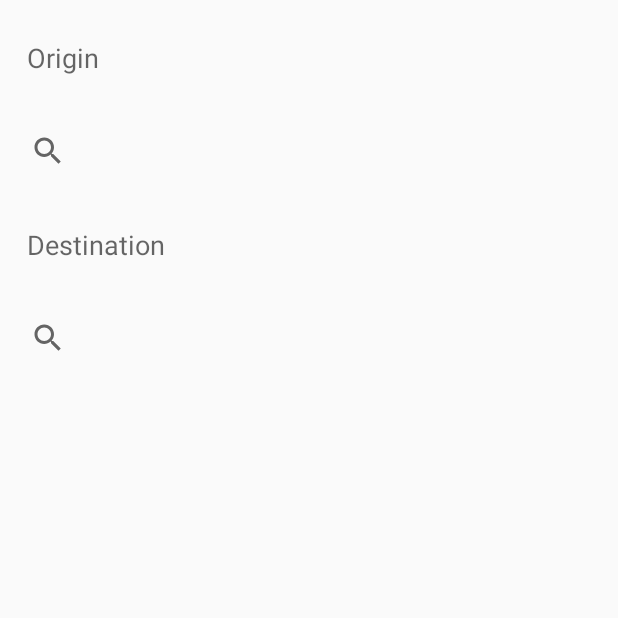
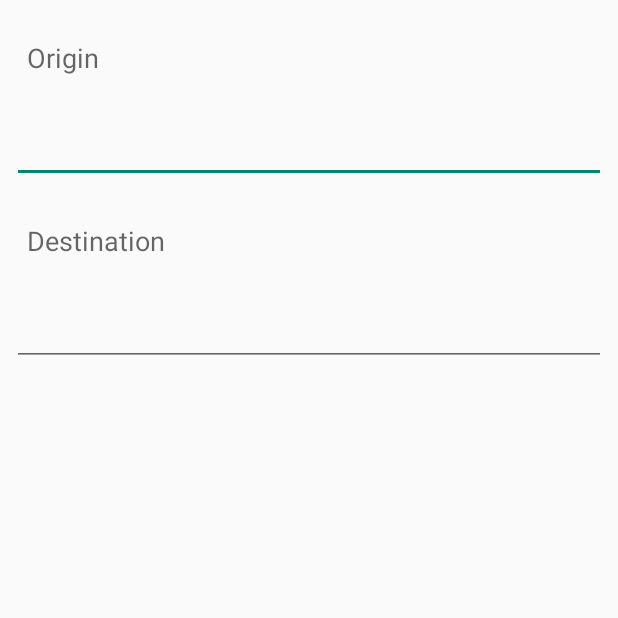
Before and after one commit to jdsbanares/para, an Android app: the SearchActivity screen opened directly, with no data from a screen before it, on a phone screen of 412 x 824 dp, the top half of it. Run offline under Robolectric (Android 15) with nearby library versions, the phone set to English and light mode, and no system bars; 1 statement that could not run was skipped.

Commit message:
Added auto-completion on origin and destination search fields

```diff
--- a/app/src/main/java/sp/para/activities/SearchActivity.java
+++ b/app/src/main/java/sp/para/activities/SearchActivity.java
@@ -2,14 +2,41 @@ package sp.para.activities;
 
 import android.os.Bundle;
 import android.support.v4.app.FragmentActivity;
+import android.widget.ArrayAdapter;
+import android.widget.AutoCompleteTextView;
+
+import java.util.ArrayList;
+import java.util.List;
 
 import sp.para.R;
+import sp.para.models.Stops;
 
 public class SearchActivity extends FragmentActivity {
+
+    AutoCompleteTextView originTxtFld;
+    AutoCompleteTextView destTxtFld;
+
     @Override
     public void onCreate(Bundle savedInstanceState) {
         super.onCreate(savedInstanceState);
         setContentView(R.layout.search);
+
+//        List<String> stopsList = new ArrayList<String>();
+
+        List<Stops> stopsList = Stops.getAll();
+
+//        for(Stops currStop : Stops.getAll()) {
+//            stopsList.add(currStop.getName());
+//        }
+
+        originTxtFld = (AutoCompleteTextView) findViewById(R.id.searchOrigin);
+        destTxtFld = (AutoCompleteTextView) findViewById(R.id.searchDestination);
+
+        ArrayAdapter<Stops> originAdapter = new ArrayAdapter<Stops>(this, android.R.layout.simple_list_item_1, stopsList);
+        originTxtFld.setAdapter(originAdapter);
+
+        ArrayAdapter<Stops> destAdapter = new ArrayAdapter<Stops>(this, android.R.layout.simple_list_item_1, stopsList);
+        destTxtFld.setAdapter(destAdapter);
     }
 
 }
--- a/app/src/main/java/sp/para/models/Stops.java
+++ b/app/src/main/java/sp/para/models/Stops.java
@@ -77,6 +77,11 @@ public class Stops extends Model {
         return this.lon;
     }
 
+    @Override
+    public String toString() {
+        return this.name;
+    }
+
     public static List<Stops> getAll(){
         return new Select()
                 .from(Stops.class)
--- a/app/src/main/res/layout/search.xml
+++ b/app/src/main/res/layout/search.xml
@@ -17,7 +17,7 @@
         android:id="@+id/origin_label"
         android:layout_margin="@dimen/abc_text_size_medium_material" />
 
-    <SearchView
+    <AutoCompleteTextView
         android:layout_width="fill_parent"
         android:layout_height="wrap_content"
         android:id="@+id/searchOrigin"
@@ -33,7 +33,7 @@
         android:id="@+id/destination_label"
         android:layout_margin="@dimen/abc_text_size_medium_material" />
 
-    <SearchView
+    <AutoCompleteTextView
         android:layout_width="fill_parent"
         android:layout_height="wrap_content"
         android:id="@+id/searchDestination"
```
